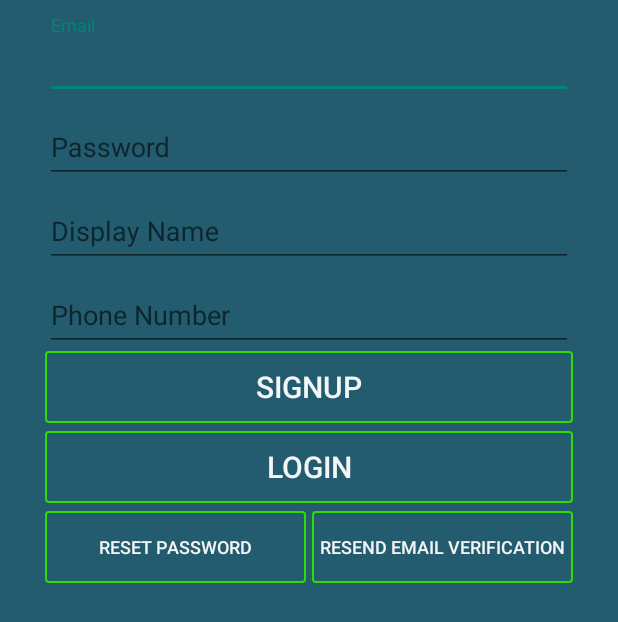
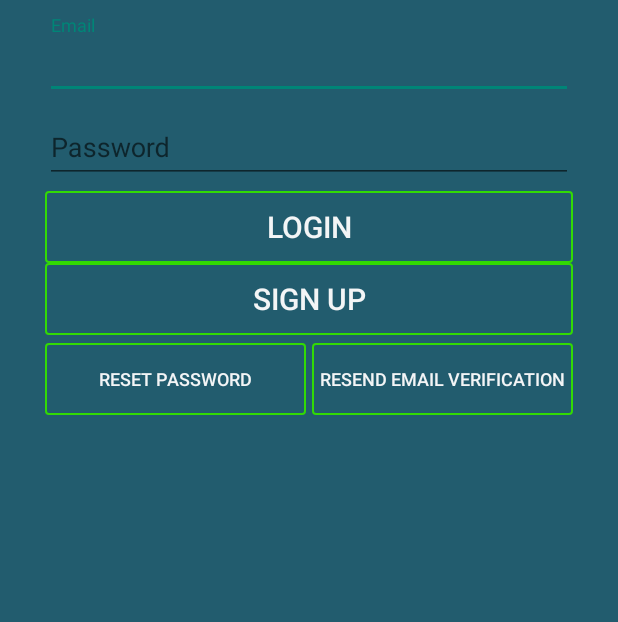
Before and after one commit to secondfh/CIS651, an Android app: the screen it shows after launch (SignupLogin), on a phone screen of 412 x 824 dp. Shown: the top 622 px of the screen. Run offline under Robolectric (Android 15) with nearby library versions, the light colour scheme and no system bars; our stand-ins replace Firebase (no records; nobody signed in at launch, a user with empty details on screens opened directly).

Commit message:
Added seperate registration activity

```diff
--- a/PupPatrol/app/src/main/AndroidManifest.xml
+++ b/PupPatrol/app/src/main/AndroidManifest.xml
@@ -20,6 +20,9 @@
         <activity
             android:name=".SignupLogin"
             android:theme="@style/Theme.Splash" />
+        <activity
+            android:name=".RegisterActivity"
+            android:theme="@style/Theme.Splash" />
         <activity android:name=".MainActivity">
             <intent-filter>
                 <action android:name="android.intent.action.MAIN" />
--- a/PupPatrol/app/src/main/java/com/example/puppatrol/SignupLogin.java
+++ b/PupPatrol/app/src/main/java/com/example/puppatrol/SignupLogin.java
@@ -21,7 +21,7 @@ import com.google.firebase.database.FirebaseDatabase;
 public class SignupLogin extends AppCompatActivity {
 
 //    private EditText email, password, displayname, phonenumber;
-    private EditText email, password, displayname, phonenumber;
+    private EditText email, password;
     private FirebaseAuth mAuth;
     private FirebaseUser currentUser;
     Button signupBtn;
@@ -31,32 +31,33 @@ public class SignupLogin extends AppCompatActivity {
         setContentView(R.layout.activity_signup_login);
         email=findViewById(R.id.emailText);
         password=findViewById(R.id.passwordText);
-        phonenumber=findViewById(R.id.phoneNumberText);
-        displayname=findViewById(R.id.displayNameText);
+//        phonenumber=findViewById(R.id.phoneNumberText);
+//        displayname=findViewById(R.id.displayNameText);
         signupBtn=findViewById(R.id.signupBtn);
         // Initialize Firebase Auth
         mAuth = FirebaseAuth.getInstance();
         currentUser = mAuth.getCurrentUser();
-        updateUI();
+//        updateUI();
     }
     private void updateUI(){
         if(currentUser!=null){
-            findViewById(R.id.displayNameLayout).setVisibility(View.GONE);
-            findViewById(R.id.phoneNumberLayout).setVisibility(View.GONE);
+//            findViewById(R.id.displayNameLayout).setVisibility(View.GONE);
+//            findViewById(R.id.phoneNumberLayout).setVisibility(View.GONE);
             signupBtn.setVisibility(View.GONE);
         }
     }
-    private void saveUserDataToDB(){
-        FirebaseDatabase database = FirebaseDatabase.getInstance();
-        DatabaseReference usersRef = database.getReference("Users");
-        usersRef.child(currentUser.getUid()).setValue(new User(displayname.getText().toString(),
-                email.getText().toString(), phonenumber.getText().toString()));
-
-    }
+//    private void saveUserDataToDB(){
+//        FirebaseDatabase database = FirebaseDatabase.getInstance();
+//        DatabaseReference usersRef = database.getReference("Users");
+//        usersRef.child(currentUser.getUid()).setValue(new User(displayname.getText().toString(),
+//                email.getText().toString(), phonenumber.getText().toString()));
+//
+//    }
     public void Signup(View view) {
 
-        if(email.getText().toString().equals("")|| password.getText().toString().equals("")
-                || phonenumber.getText().toString().equals("")|| displayname.getText().toString().equals("")){
+//        if(email.getText().toString().equals("")|| password.getText().toString().equals("")
+//                || phonenumber.getText().toString().equals("")|| displayname.getText().toString().equals("")){
+        if(email.getText().toString().equals("")|| password.getText().toString().equals("")){
             Toast.makeText(this, "Please provide all information", Toast.LENGTH_SHORT).show();
             return;
         }
@@ -69,7 +70,7 @@ public class SignupLogin extends AppCompatActivity {
                                 @Override
                                 public void onSuccess(Void aVoid) {
                                     Toast.makeText(SignupLogin.this, "Signup successful. Verification email sent!", Toast.LENGTH_SHORT).show();
-                                    saveUserDataToDB();
+//                                    saveUserDataToDB();
                                     updateUI();
                                 }
                             }).addOnFailureListener(SignupLogin.this, new OnFailureListener() {
@@ -153,4 +154,12 @@ public class SignupLogin extends AppCompatActivity {
                 });
 
     }
+
+    public void Register(View view) {
+        Intent intent = new Intent(this, RegisterActivity.class);
+
+        intent.putExtra("email", email.getText().toString());
+
+        startActivity(intent);
+    }
 }
--- a/PupPatrol/app/src/main/res/layout/activity_signup_login.xml
+++ b/PupPatrol/app/src/main/res/layout/activity_signup_login.xml
@@ -52,41 +52,30 @@
                 android:layout_height="wrap_content"/>
 
         </com.google.android.material.textfield.TextInputLayout>
-        <com.google.android.material.textfield.TextInputLayout
-            android:id="@+id/displayNameLayout"
-            android:layout_width="match_parent"
-            android:layout_height="wrap_content"
-            android:hint="Display Name">
+<!--        <com.google.android.material.textfield.TextInputLayout-->
+<!--            android:id="@+id/displayNameLayout"-->
+<!--            android:layout_width="match_parent"-->
+<!--            android:layout_height="wrap_content"-->
+<!--            android:hint="Display Name">-->
 
-            <com.google.android.material.textfield.TextInputEditText
-                android:id="@+id/displayNameText"
-                android:layout_width="match_parent"
-                android:layout_height="wrap_content"/>
+<!--            <com.google.android.material.textfield.TextInputEditText-->
+<!--                android:id="@+id/displayNameText"-->
+<!--                android:layout_width="match_parent"-->
+<!--                android:layout_height="wrap_content"/>-->
 
-        </com.google.android.material.textfield.TextInputLayout>
-        <com.google.android.material.textfield.TextInputLayout
-            android:id="@+id/phoneNumberLayout"
-            android:layout_width="match_parent"
-            android:layout_height="wrap_content"
-            android:hint="Phone Number">
+<!--        </com.google.android.material.textfield.TextInputLayout>-->
+<!--        <com.google.android.material.textfield.TextInputLayout-->
+<!--            android:id="@+id/phoneNumberLayout"-->
+<!--            android:layout_width="match_parent"-->
+<!--            android:layout_height="wrap_content"-->
+<!--            android:hint="Phone Number">-->
 
-            <com.google.android.material.textfield.TextInputEditText
-                android:id="@+id/phoneNumberText"
-                android:layout_width="match_parent"
-                android:layout_height="wrap_content"/>
+<!--            <com.google.android.material.textfield.TextInputEditText-->
+<!--                android:id="@+id/phoneNumberText"-->
+<!--                android:layout_width="match_parent"-->
+<!--                android:layout_height="wrap_content"/>-->
 
-        </com.google.android.material.textfield.TextInputLayout>
-        <Button
-            android:id="@+id/signupBtn"
-            android:text="SIGNUP"
-            android:textColor="@color/offwhite"
-            android:background="@drawable/signup_button"
-            android:textSize="20sp"
-            android:layout_width="match_parent"
-            android:layout_height="wrap_content"
-            android:onClick="Signup">
-
-        </Button>
+<!--        </com.google.android.material.textfield.TextInputLayout>-->
         <Button
             android:layout_marginTop="5dp"
             android:text="LOGIN"
@@ -96,6 +85,17 @@
             android:layout_width="match_parent"
             android:layout_height="wrap_content"
             android:onClick="Login">
+
+        </Button>
+        <Button
+            android:id="@+id/signupBtn"
+            android:text="SIGN UP"
+            android:textColor="@color/offwhite"
+            android:background="@drawable/signup_button"
+            android:textSize="20sp"
+            android:layout_width="match_parent"
+            android:layout_height="wrap_content"
+            android:onClick="Register">
 
         </Button>
         <LinearLayout
```
Also changed, not shown: PupPatrol/app/src/main/java/com/example/puppatrol/RegisterActivity.java (added, +88 -0 lines), PupPatrol/app/src/main/res/layout/activity_register.xml (added, +65 -0 lines).
